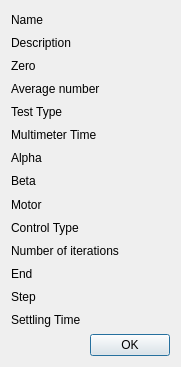
Above: measurementdetails.ui from froque/AeroIST before the change. Below: the same form after it.
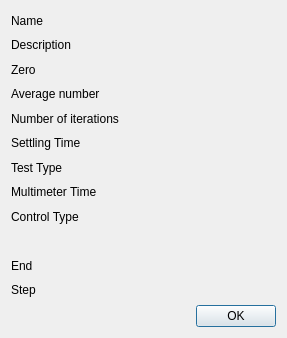
That is the form after the change.

Commit message: start values made general in measurement details dialog

The edit to the form file:
```diff
--- a/measurementdetails.ui
+++ b/measurementdetails.ui
@@ -6,8 +6,8 @@
    <rect>
     <x>0</x>
     <y>0</y>
-    <width>181</width>
-    <height>367</height>
+    <width>287</width>
+    <height>338</height>
    </rect>
   </property>
   <property name="windowTitle">
@@ -15,208 +15,177 @@
   </property>
   <layout class="QGridLayout" name="gridLayout">
    <item row="0" column="0">
+    <layout class="QVBoxLayout" name="verticalLayout">
+     <item>
     <widget class="QLabel" name="labelViewName">
      <property name="text">
       <string>Name</string>
      </property>
     </widget>
    </item>
-   <item row="4" column="0">
+     <item>
+      <widget class="QLabel" name="labelViewDescription">
+       <property name="text">
+        <string>Description</string>
+       </property>
+      </widget>
+     </item>
+     <item>
+      <widget class="QLabel" name="labelViewZero">
+       <property name="text">
+        <string>Zero</string>
+       </property>
+      </widget>
+     </item>
+     <item>
+      <widget class="QLabel" name="labelViewAverage">
+       <property name="text">
+        <string>Average number</string>
+       </property>
+      </widget>
+     </item>
+     <item>
+      <widget class="QLabel" name="labelViewN">
+       <property name="text">
+        <string>Number of iterations</string>
+       </property>
+      </widget>
+     </item>
+     <item>
+      <widget class="QLabel" name="labelViewSettling">
+       <property name="text">
+        <string>Settling Time</string>
+       </property>
+      </widget>
+     </item>
+     <item>
     <widget class="QLabel" name="labelViewMatrix">
      <property name="text">
       <string>Test Type</string>
      </property>
     </widget>
    </item>
-   <item row="15" column="0" colspan="3">
-    <widget class="QDialogButtonBox" name="buttonBox">
-     <property name="orientation">
-      <enum>Qt::Horizontal</enum>
-     </property>
-     <property name="standardButtons">
-      <set>QDialogButtonBox::Ok</set>
-     </property>
-    </widget>
-   </item>
-   <item row="0" column="1">
-    <widget class="QLabel" name="labelName">
-     <property name="text">
-      <string/>
-     </property>
-    </widget>
-   </item>
-   <item row="5" column="0">
+     <item>
     <widget class="QLabel" name="labelViewMultimeter">
      <property name="text">
       <string>Multimeter Time</string>
      </property>
     </widget>
    </item>
-   <item row="4" column="1">
-    <widget class="QLabel" name="labelMatrix">
-     <property name="text">
-      <string/>
-     </property>
-    </widget>
-   </item>
-   <item row="5" column="1">
-    <widget class="QLabel" name="labelMultimeter">
-     <property name="text">
-      <string/>
-     </property>
-    </widget>
-   </item>
-   <item row="9" column="0">
+     <item>
     <widget class="QLabel" name="labelViewControl">
      <property name="text">
       <string>Control Type</string>
      </property>
     </widget>
    </item>
-   <item row="9" column="1">
-    <widget class="QLabel" name="labelControl">
-     <property name="text">
-      <string/>
-     </property>
-    </widget>
-   </item>
-   <item row="11" column="0">
+     <item>
+      <widget class="QWidget" name="widget" native="true"/>
+     </item>
+     <item>
     <widget class="QLabel" name="labelViewEnd">
      <property name="text">
       <string>End</string>
      </property>
     </widget>
    </item>
-   <item row="12" column="0">
+     <item>
     <widget class="QLabel" name="labelViewStep">
      <property name="text">
       <string>Step</string>
      </property>
     </widget>
    </item>
-   <item row="11" column="1">
-    <widget class="QLabel" name="labelEnd">
-     <property name="text">
-      <string/>
-     </property>
-    </widget>
+    </layout>
    </item>
-   <item row="12" column="1">
-    <widget class="QLabel" name="labelStep">
+   <item row="0" column="1">
+    <layout class="QVBoxLayout" name="verticalLayout_2">
+     <item>
+      <widget class="QLabel" name="labelName">
      <property name="text">
       <string/>
      </property>
     </widget>
    </item>
-   <item row="13" column="0">
-    <widget class="QLabel" name="labelViewSettling">
-     <property name="text">
-      <string>Settling Time</string>
-     </property>
-    </widget>
-   </item>
-   <item row="13" column="1">
-    <widget class="QLabel" name="labelSettling">
-     <property name="text">
-      <string/>
-     </property>
-    </widget>
-   </item>
-   <item row="10" column="0">
-    <widget class="QLabel" name="labelViewN">
-     <property name="text">
-      <string>Number of iterations</string>
-     </property>
-    </widget>
-   </item>
-   <item row="10" column="1">
-    <widget class="QLabel" name="labelN">
-     <property name="text">
-      <string/>
-     </property>
-    </widget>
-   </item>
-   <item row="1" column="0">
-    <widget class="QLabel" name="labelViewDescription">
-     <property name="text">
-      <string>Description</string>
-     </property>
-    </widget>
-   </item>
-   <item row="1" column="1">
+     <item>
     <widget class="QLabel" name="labelDescription">
      <property name="text">
       <string/>
      </property>
     </widget>
    </item>
-   <item row="2" column="0">
-    <widget class="QLabel" name="labelViewZero">
-     <property name="text">
-      <string>Zero</string>
-     </property>
-    </widget>
-   </item>
-   <item row="2" column="1">
+     <item>
     <widget class="QLabel" name="labelZero">
      <property name="text">
       <string/>
      </property>
     </widget>
    </item>
-   <item row="3" column="0">
-    <widget class="QLabel" name="labelViewAverage">
-     <property name="text">
-      <string>Average number</string>
-     </property>
-    </widget>
-   </item>
-   <item row="3" column="1">
+     <item>
     <widget class="QLabel" name="labelAverage">
      <property name="text">
       <string/>
      </property>
     </widget>
    </item>
-   <item row="6" column="0">
-    <widget class="QLabel" name="labelViewAlpha">
+     <item>
+      <widget class="QLabel" name="labelN">
      <property name="text">
-      <string>Alpha</string>
+        <string/>
      </property>
     </widget>
    </item>
-   <item row="6" column="1">
-    <widget class="QLabel" name="labelAlpha">
+     <item>
+      <widget class="QLabel" name="labelSettling">
      <property name="text">
       <string/>
      </property>
     </widget>
    </item>
-   <item row="7" column="0">
-    <widget class="QLabel" name="labelViewBeta">
+     <item>
+      <widget class="QLabel" name="labelMatrix">
      <property name="text">
-      <string>Beta</string>
+        <string/>
      </property>
     </widget>
    </item>
-   <item row="8" column="0">
-    <widget class="QLabel" name="labelViewMotor">
+     <item>
+      <widget class="QLabel" name="labelMultimeter">
      <property name="text">
-      <string>Motor</string>
+        <string/>
      </property>
     </widget>
    </item>
-   <item row="7" column="1">
-    <widget class="QLabel" name="labelBeta">
+     <item>
+      <widget class="QLabel" name="labelControl">
      <property name="text">
       <string/>
      </property>
     </widget>
    </item>
-   <item row="8" column="1">
-    <widget class="QLabel" name="labelMotor">
+     <item>
+      <widget class="QLabel" name="labelEnd">
      <property name="text">
       <string/>
+       </property>
+      </widget>
+     </item>
+     <item>
+      <widget class="QLabel" name="labelStep">
+       <property name="text">
+        <string/>
+       </property>
+      </widget>
+     </item>
+    </layout>
+   </item>
+   <item row="1" column="0" colspan="2">
+    <widget class="QDialogButtonBox" name="buttonBox">
+     <property name="orientation">
+      <enum>Qt::Horizontal</enum>
+     </property>
+     <property name="standardButtons">
+      <set>QDialogButtonBox::Ok</set>
      </property>
     </widget>
    </item>
```
Left out of the diff: 10 changed lines with no effect on the pictures. Lines whose indentation alone changed are shown as unchanged. The commit also changes 1 other file.
